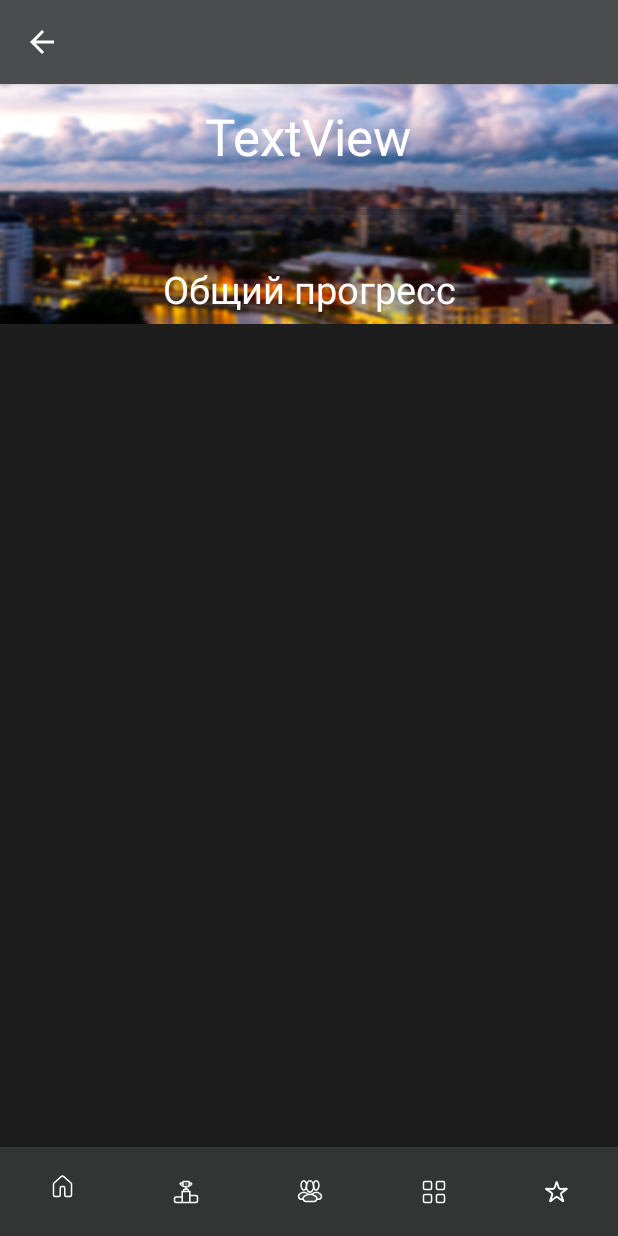
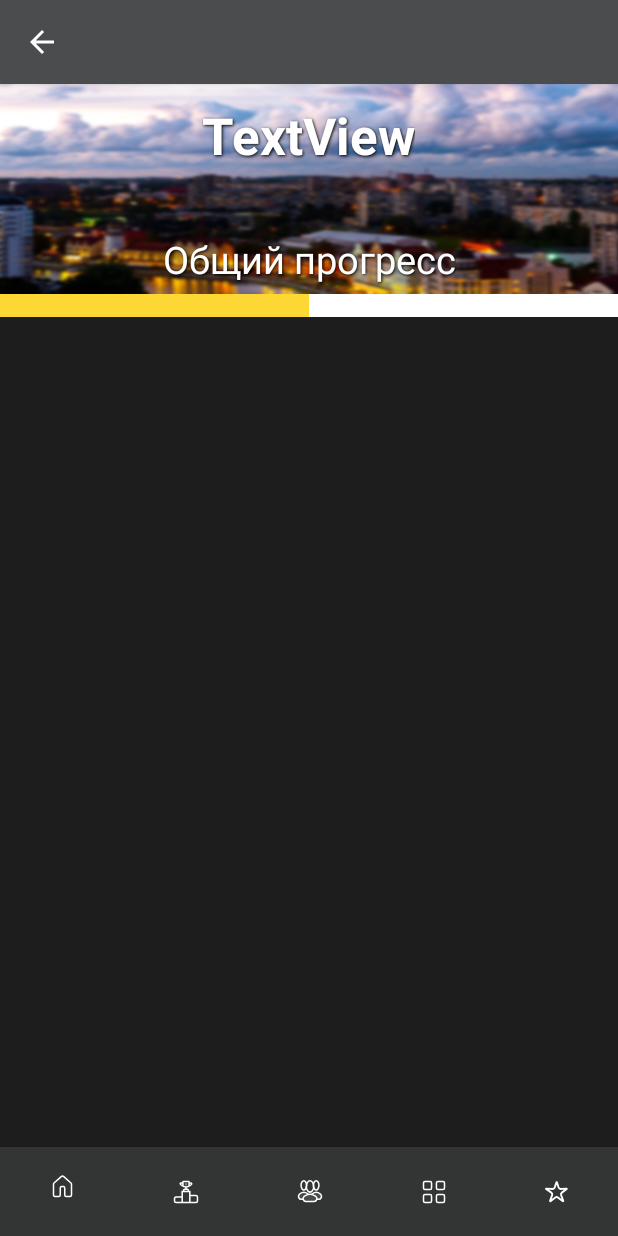
Before and after one commit to Hittcha/AchieveMe, an Android app: the MainActivity2 screen opened directly, with no data from a screen before it, on a phone screen of 412 x 824 dp. Run offline under Robolectric (Android 15) with nearby library versions, the phone set to English and light mode, and no system bars; our stand-ins replace Firebase (no records; nobody signed in at launch, a user with empty details on screens opened directly).

Commit message:
Изменил окно категории ачивок "Калининград", добавил прогрессбар

```diff
--- /dev/null
+++ b/app/src/main/res/drawable/progressbar_background.xml
@@ -0,0 +1,11 @@
+<?xml version="1.0" encoding="utf-8"?>
+<layer-list xmlns:android="http://schemas.android.com/apk/res/android">
+    <item android:id="@+id/bar_background">
+        <color android:color="@color/white"></color>
+    </item>
+    <item android:id="@+id/bar_value">
+        <clip>
+            <color android:color="@color/button"></color>
+        </clip>
+    </item>
+</layer-list>
--- a/app/src/main/res/layout/activity_main2.xml
+++ b/app/src/main/res/layout/activity_main2.xml
@@ -83,7 +83,7 @@
       app:layout_constraintEnd_toEndOf="parent"
       app:layout_constraintHorizontal_bias="0.492"
       app:layout_constraintStart_toStartOf="parent"
-      app:layout_constraintTop_toBottomOf="@+id/top_constraint_layout">
+      app:layout_constraintTop_toBottomOf="@+id/progressBar">
 
     <LinearLayout
         android:id="@+id/scrollView1"
@@ -95,10 +95,10 @@
   <androidx.constraintlayout.widget.ConstraintLayout
       android:id="@+id/top_constraint_layout"
       android:layout_width="0dp"
-      android:layout_height="160dp"
-      android:layout_marginBottom="8dp"
+      android:layout_height="140dp"
+
       android:background="@drawable/kalina"
-      app:layout_constraintBottom_toTopOf="@+id/scrollView"
+      app:layout_constraintBottom_toTopOf="@+id/progressBar"
       app:layout_constraintEnd_toEndOf="parent"
       app:layout_constraintHorizontal_bias="0.428"
       app:layout_constraintStart_toStartOf="parent"
@@ -115,21 +115,13 @@
         app:layout_constraintEnd_toEndOf="parent"
         app:layout_constraintStart_toStartOf="parent"
         app:layout_constraintBottom_toBottomOf="parent"
-        android:layout_marginBottom="6dp"/>
+        android:layout_marginBottom="6dp"
+        android:shadowColor="#000000"
+        android:shadowDx="1"
+        android:shadowDy="1"
+        android:shadowRadius="2"/>
 
-    <ProgressBar
-        android:id="@+id/progressBar"
 
-        style="@style/Widget.AppCompat.ProgressBar.Horizontal"
-        android:layout_width="312dp"
-        android:layout_height="43dp"
-        android:progress="0"
-        app:layout_constraintBottom_toTopOf="@id/textView"
-        app:layout_constraintEnd_toEndOf="parent"
-        app:layout_constraintHorizontal_bias="0.492"
-        app:layout_constraintStart_toStartOf="parent"
-        app:layout_constraintTop_toBottomOf="@id/categoryNameTextView"
-        app:layout_constraintVertical_bias="0.96" />
 
     <TextView
         android:id="@+id/categoryNameTextView"
@@ -138,16 +130,35 @@
         android:height="20dp"
         android:text="TextView"
         tools:text="Калининград"
+        android:textStyle="bold"
         android:textSize="34sp"
-        android:textColor="@color/white"
-        app:layout_constraintBottom_toTopOf="@+id/progressBar"
+        android:textColor="@color/_bg__android_large___1_ek2_color"
+        app:layout_constraintBottom_toTopOf="@+id/textView"
         app:layout_constraintEnd_toEndOf="parent"
         app:layout_constraintHorizontal_bias="0.498"
         app:layout_constraintStart_toStartOf="parent"
         app:layout_constraintTop_toTopOf="parent"
-        app:layout_constraintVertical_bias="0.19" />
+        app:layout_constraintVertical_bias="0.19"
+        android:shadowColor="#000000"
+        android:shadowDx="1"
+        android:shadowDy="1"
+        android:shadowRadius="2"
+
+        />
 
   </androidx.constraintlayout.widget.ConstraintLayout>
-
+  <ProgressBar
+      android:id="@+id/progressBar"
+      style="?android:attr/progressBarStyleHorizontal"
+      android:progressDrawable="@drawable/progressbar_background"
+      android:layout_width="match_parent"
+      android:layout_height="15dp"
+      android:progress="50"
+      app:layout_constraintBottom_toTopOf="@id/scrollView"
+      app:layout_constraintEnd_toEndOf="parent"
+      app:layout_constraintHorizontal_bias="0.492"
+      app:layout_constraintStart_toStartOf="parent"
+      app:layout_constraintTop_toBottomOf="@id/top_constraint_layout"
+      app:layout_constraintVertical_bias="0.96" />
 
 </androidx.constraintlayout.widget.ConstraintLayout>
```
